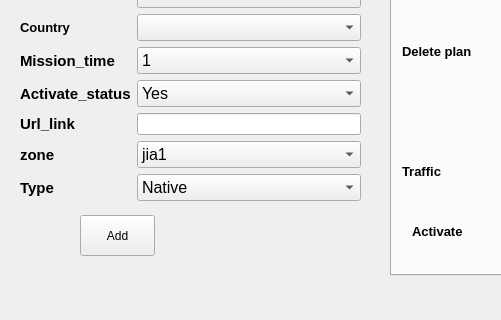
First picture: the form in ui/test.ui, repository FuckBrains/src, before the edit; both pictures show x 0 to 501 and y 255 to 575 of the 1068 by 575 pixel window.
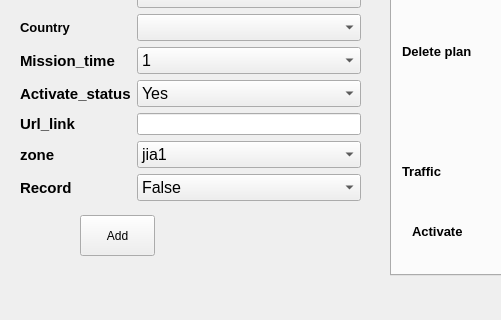
Second picture: the form after the edit.

```diff
--- a/ui/test.ui
+++ b/ui/test.ui
@@ -2684,7 +2684,7 @@
         </font>
        </property>
        <property name="text">
-        <string>Type</string>
+        <string>Record</string>
        </property>
       </widget>
      </item>
@@ -2697,7 +2697,7 @@
        </property>
        <item>
         <property name="text">
-         <string>Native</string>
+         <string>False</string>
         </property>
        </item>
        <item>
```
Left out of the diff: 4 changed lines with no effect on the pictures.
